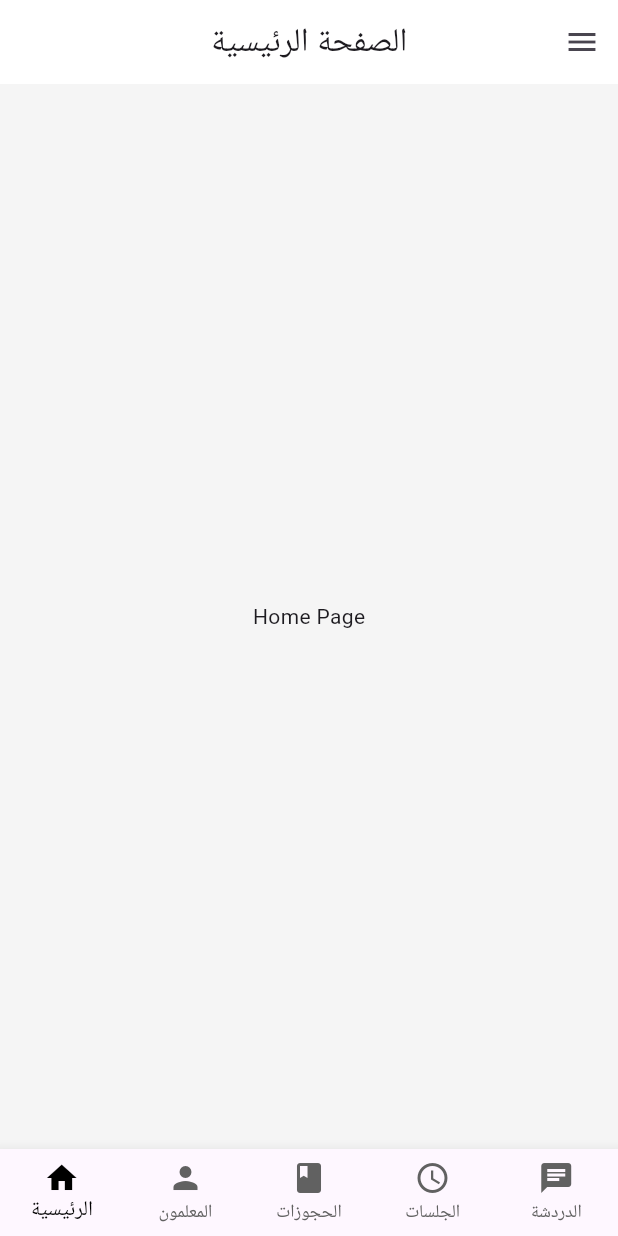
After one commit to Shawky-dev/Al-Kottab-Backend, a Flutter app: the HomePage screen opened directly, on a phone screen of 412 x 824 dp. The commit adds this screen. Run offline on Flutter 3.47's test engine with Material 3 defaults, Android fonts, the phone set to English and light mode, and no system bars; our stand-ins replace image_picker.

Commit message:
homescreen and remove teacher frfom the app

```diff
--- a/frontend/lib/main.dart
+++ b/frontend/lib/main.dart
@@ -1,5 +1,5 @@
 import 'package:flutter/material.dart';
-import 'pages/landing_page.dart';
+import 'pages/login_page.dart';
 
 void main() {
   runApp(MyApp());
@@ -14,7 +14,7 @@ class MyApp extends StatelessWidget {
       theme: ThemeData(
         scaffoldBackgroundColor: Colors.grey[100],
       ),
-      home: LandingPage(),
+      home: LoginPage(),
     );
   }
 }
--- /dev/null
+++ b/frontend/lib/pages/home_page.dart
@@ -0,0 +1,151 @@
+import 'package:flutter/material.dart';
+
+class HomePage extends StatefulWidget {
+  const HomePage({super.key});
+
+  @override
+  State<HomePage> createState() => _HomePageState();
+}
+
+class _HomePageState extends State<HomePage> {
+  int _selectedIndex = 0;
+
+  static const List<Widget> _widgetOptions = <Widget>[
+    Text('Home Page'),
+    Text('Teachers Page'),
+    Text('Reservations Page'),
+    Text('Sessions Page'),
+    Text('Chat Page'),
+  ];
+
+  void _onItemTapped(int index) {
+    setState(() {
+      _selectedIndex = index;
+    });
+  }
+
+  @override
+  Widget build(BuildContext context) {
+    return Scaffold(
+        appBar: AppBar(
+          title: Text('الصفحة الرئيسية'),
+          backgroundColor: Colors.white,
+          centerTitle: true,
+          automaticallyImplyLeading: false,  // This removes the back arrow
+        ),
+        endDrawer: Drawer(
+          backgroundColor: Colors.white,
+          child: Directionality(
+            textDirection: TextDirection.rtl,
+            child: ListView(
+              padding: EdgeInsets.zero,
+              children: <Widget>[
+                DrawerHeader(
+                  decoration: BoxDecoration(
+                    color: Colors.white,
+                  ),
+                  child: Column(
+                    crossAxisAlignment: CrossAxisAlignment.center,
+                    children: [
+                      CircleAvatar(
+                        radius: 40,
+                        backgroundImage: AssetImage('./assets/img/teacher.png'),  // Replace with actual profile picture
+                      ),
+
+                      TextButton(
+                        onPressed: () {
+                          // Navigate to edit account page
+                        },
+                        child: Text(
+                          'تعديل الحساب',
+                          style: TextStyle(
+                            color: Colors.blue,
+
+                          ),
+                        ),
+                      ),
+                    ],
+                  ),
+                ),
+                ListTile(
+                  leading: Icon(Icons.account_balance_wallet),
+                  title: Align(
+                    alignment: Alignment.centerRight,
+                    child: Text('الرصيد'),
+                  ),
+                  onTap: () {
+                    // Handle Balance tap
+                  },
+                ),
+                ListTile(
+                  leading: Icon(Icons.settings),
+                  title: Align(
+                    alignment: Alignment.centerRight,
+                    child: Text('الإعدادات'),
+                  ),
+                  onTap: () {
+                    // Handle Settings tap
+                  },
+                ),
+                ListTile(
+                  leading: Icon(Icons.info),
+                  title: Align(
+                    alignment: Alignment.centerRight,
+                    child: Text('عن التطبيق'),
+                  ),
+                  onTap: () {
+                    // Handle About App tap
+                  },
+                ),
+                ListTile(
+                  leading: Icon(Icons.logout),
+                  title: Align(
+                    alignment: Alignment.centerRight,
+                    child: Text('تسجيل الخروج'),
+                  ),
+                  onTap: () {
+                    // Handle Logout tap
+                  },
+                ),
+              ],
+            ),
+          ),
+        ),
+        body: Center(
+          child: _widgetOptions.elementAt(_selectedIndex),
+        ),
+
+
+
+        bottomNavigationBar: BottomNavigationBar(
+          type: BottomNavigationBarType.fixed,
+          items: const <BottomNavigationBarItem>[
+            BottomNavigationBarItem(
+              icon: Icon(Icons.home),
+              label: 'الرئيسية',
+            ),
+            BottomNavigationBarItem(
+              icon: Icon(Icons.person),
+              label: 'المعلمون',
+            ),
+            BottomNavigationBarItem(
+              icon: Icon(Icons.book),
+              label: 'الحجوزات',
+            ),
+            BottomNavigationBarItem(
+              icon: Icon(Icons.schedule),
+              label: 'الجلسات',
+            ),
+            BottomNavigationBarItem(
+              icon: Icon(Icons.chat),
+              label: 'الدردشة',
+            ),
+          ],
+          currentIndex: _selectedIndex,
+          selectedItemColor: Colors.black,
+          unselectedItemColor: Colors.grey[700],
+          onTap: _onItemTapped,
+        ),
+    );
+  }
+}
```
Also changed, not shown: frontend/lib/pages/landing_page.dart (deleted, +0 -83 lines), frontend/lib/pages/login_page.dart (+4 -10 lines), frontend/lib/pages/registration_page.dart (+5 -19 lines), frontend/lib/pages/student/student_register_page.dart (+9 -1 lines), frontend/lib/widgets/chat_widget.dart (added), frontend/lib/widgets/home_widget.dart (added), frontend/lib/widgets/reservations_widget.dart (added), frontend/lib/widgets/sessions_widget.dart (added), frontend/lib/widgets/teachers_widget.dart (added).
